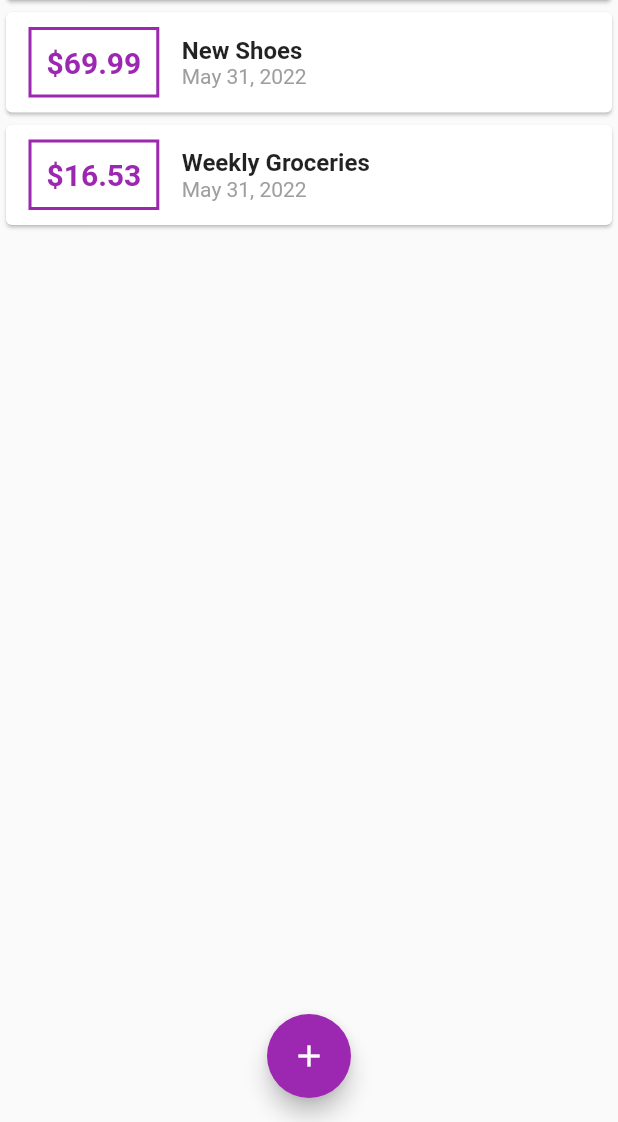
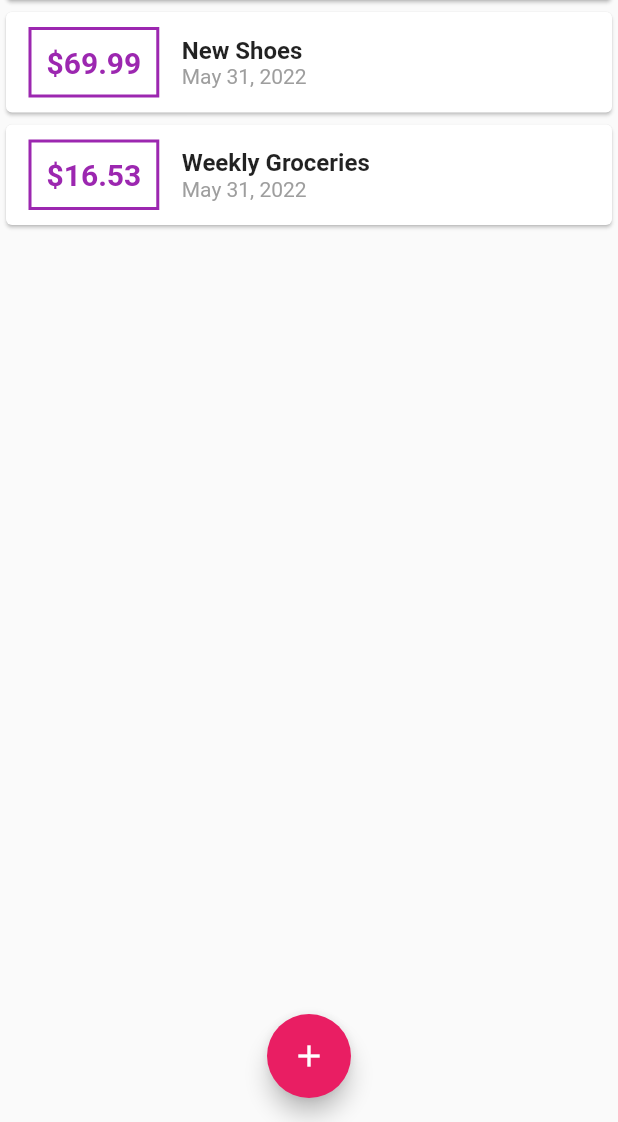
Before and after one commit to kensodemann/personal_expenses, a Flutter app: the screen it shows after launch, on a phone screen of 412 x 824 dp, the part 114-1236 px from its top. Run offline on Flutter 3.47's test engine with Material 2 defaults, Android fonts, the phone set to English and light mode, and no system bars.

Commit message:
feat(ui): use color themes

```diff
--- a/lib/main.dart
+++ b/lib/main.dart
@@ -2,20 +2,25 @@ import 'package:flutter/material.dart';
 import 'package:personal_expenses/pages/home.dart';
 
 void main() {
-  runApp(const MyApp());
+  runApp(MyApp());
 }
 
 class MyApp extends StatelessWidget {
-  const MyApp({Key? key}) : super(key: key);
+  MyApp({Key? key}) : super(key: key);
+
+  final theme = ThemeData(primarySwatch: Colors.purple);
+  static const title = 'Personal Expenses';
 
   @override
   Widget build(BuildContext context) {
     return MaterialApp(
-      title: 'Personal Expenses',
-      theme: ThemeData(
-        primarySwatch: Colors.purple,
+      title: title,
+      theme: theme.copyWith(
+        colorScheme: theme.colorScheme.copyWith(
+          secondary: Colors.pink,
+        ),
       ),
-      home: const MyHomePage(title: 'Personal Expenses'),
+      home: const MyHomePage(title: title),
     );
   }
 }
--- a/lib/widgets/transaction_amount.dart
+++ b/lib/widgets/transaction_amount.dart
@@ -10,7 +10,7 @@ class TransactionAmount extends StatelessWidget {
     return Container(
       decoration: BoxDecoration(
         border: Border.all(
-          color: Colors.purple,
+          color: Theme.of(context).primaryColor,
           width: 2,
         ),
       ),
@@ -21,10 +21,10 @@ class TransactionAmount extends StatelessWidget {
       padding: const EdgeInsets.all(10),
       child: Text(
         '\$${amount.toStringAsFixed(2)}',
-        style: const TextStyle(
+        style: TextStyle(
           fontWeight: FontWeight.bold,
           fontSize: 20,
-          color: Colors.purple,
+          color: Theme.of(context).primaryColor,
         ),
       ),
     );
```
